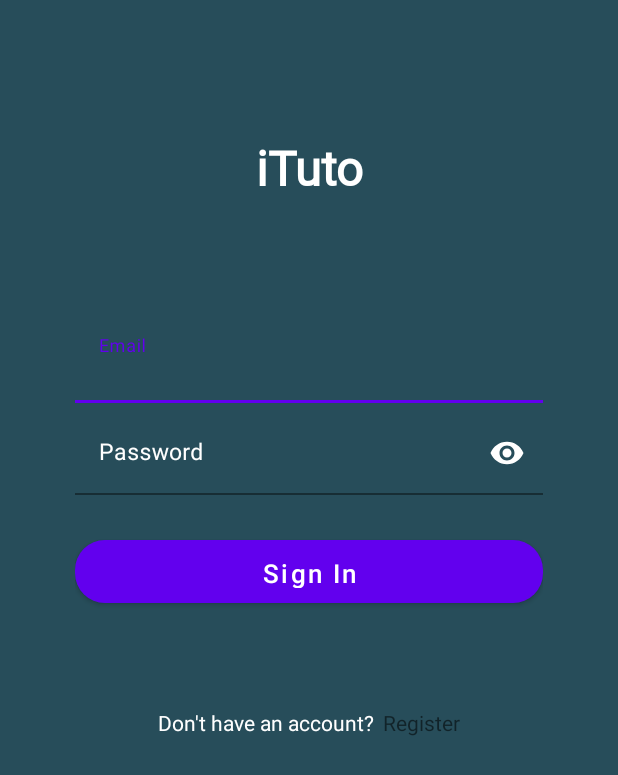
After one commit to cardanyeee/iTutoApp, an Android app: the layout layout_sign_in.xml on its own in the app's theme, with its tools: preview values and no code run, on a phone screen of 412 x 824 dp. The commit adds this screen. Shown: the top 775 px of the screen. Run offline under Robolectric (Android 15) with nearby library versions, the phone set to English and light mode, and no system bars.

Commit message:
First UI

```diff
--- a/app/build.gradle
+++ b/app/build.gradle
@@ -40,5 +40,8 @@ dependencies {
     implementation "androidx.recyclerview:recyclerview-selection:1.1.0"
 
     implementation 'com.squareup.picasso:picasso:2.71828'
+
     implementation 'androidx.recyclerview:recyclerview:1.2.1'
+
+    implementation 'de.hdodenhof:circleimageview:3.1.0'
 }
--- /dev/null
+++ b/app/src/main/res/drawable/btn_round.xml
@@ -0,0 +1,6 @@
+<?xml version="1.0" encoding="utf-8"?>
+<shape xmlns:android="http://schemas.android.com/apk/res/android">
+    <solid android:color="@color/colorWhite"/>
+    <corners android:radius="20dp"/>
+
+</shape>
--- /dev/null
+++ b/app/src/main/res/font/roboto.xml
@@ -0,0 +1,11 @@
+<?xml version="1.0" encoding="utf-8"?>
+<font-family xmlns:android="http://schemas.android.com/apk/res/android">
+    <font
+        android:fontStyle="normal"
+        android:fontWeight="400"
+        android:font="@font/roboto_regular" />
+    <font
+        android:fontStyle="italic"
+        android:fontWeight="400"
+        android:font="@font/roboto_italic" />
+</font-family>
--- a/app/src/main/res/layout/activity_main.xml
+++ b/app/src/main/res/layout/activity_main.xml
@@ -1,18 +1,18 @@
 <?xml version="1.0" encoding="utf-8"?>
-<androidx.constraintlayout.widget.ConstraintLayout xmlns:android="http://schemas.android.com/apk/res/android"
+<RelativeLayout xmlns:android="http://schemas.android.com/apk/res/android"
     xmlns:app="http://schemas.android.com/apk/res-auto"
     xmlns:tools="http://schemas.android.com/tools"
     android:layout_width="match_parent"
     android:layout_height="match_parent"
+    android:background="@color/colorBackground"
+    android:fitsSystemWindows="true"
     tools:context=".MainActivity">
 
-    <TextView
-        android:layout_width="wrap_content"
-        android:layout_height="wrap_content"
-        android:text="Hello World!"
-        app:layout_constraintBottom_toBottomOf="parent"
-        app:layout_constraintLeft_toLeftOf="parent"
-        app:layout_constraintRight_toRightOf="parent"
-        app:layout_constraintTop_toTopOf="parent" />
+    <ImageView
+        android:layout_width="200dp"
+        android:layout_height="200dp"
+        android:layout_centerInParent="true"
+        android:gravity="center_horizontal"
+        android:src="@drawable/applogo" />
 
-</androidx.constraintlayout.widget.ConstraintLayout>
+</RelativeLayout>
--- /dev/null
+++ b/app/src/main/res/layout/layout_sign_in.xml
@@ -0,0 +1,97 @@
+<?xml version="1.0" encoding="utf-8"?>
+<LinearLayout xmlns:android="http://schemas.android.com/apk/res/android"
+    xmlns:app="http://schemas.android.com/apk/res-auto"
+    android:layout_width="match_parent"
+    android:layout_height="match_parent"
+    android:background="@color/colorBackground"
+    android:fitsSystemWindows="true"
+    android:orientation="vertical"
+    android:paddingLeft="50dp"
+    android:paddingRight="50dp">
+
+    <TextView
+        android:layout_width="match_parent"
+        android:layout_height="wrap_content"
+        android:layout_marginTop="90dp"
+        android:layout_marginBottom="80dp"
+        android:fontFamily="@font/roboto_regular"
+        android:gravity="center_horizontal"
+        android:text="@string/iTuto"
+        android:textColor="@color/colorWhite"
+        android:textFontWeight="900"
+        android:textSize="32sp" />
+
+    <com.google.android.material.textfield.TextInputLayout
+        android:id="@+id/txtLayoutEmailSignIn"
+        android:layout_width="match_parent"
+        android:layout_height="wrap_content"
+        android:layout_marginBottom="6dp"
+        android:textColorHint="@color/colorWhite">
+
+        <com.google.android.material.textfield.TextInputEditText
+            android:id="@+id/txtEmailSignIn"
+            android:layout_width="match_parent"
+            android:layout_height="wrap_content"
+            android:background="@android:color/transparent"
+            android:hint="@string/emailHint"
+            android:inputType="textEmailAddress"
+            android:textColor="@color/colorWhite"
+            android:textSize="15sp" />
+
+    </com.google.android.material.textfield.TextInputLayout>
+
+    <com.google.android.material.textfield.TextInputLayout
+        android:id="@+id/txtLayoutPasswordSignIn"
+        android:layout_width="match_parent"
+        android:layout_height="wrap_content"
+        android:layout_marginBottom="30dp"
+        android:textColorHint="@color/colorWhite"
+        app:passwordToggleEnabled="true"
+        app:passwordToggleTint="@color/colorWhite">
+
+        <com.google.android.material.textfield.TextInputEditText
+            android:id="@+id/txtPasswordSignIn"
+            android:layout_width="match_parent"
+            android:layout_height="wrap_content"
+            android:background="@android:color/transparent"
+            android:hint="@string/passwordHint"
+            android:inputType="textPassword"
+            android:textColor="@color/colorWhite"
+            android:textSize="15sp" />
+
+    </com.google.android.material.textfield.TextInputLayout>
+
+    <Button
+        android:id="@+id/btnSignIn"
+        android:layout_width="match_parent"
+        android:layout_height="42dp"
+        android:layout_marginBottom="70dp"
+        android:background="@drawable/btn_round"
+        android:elevation="4dp"
+        android:text="@string/btnTextSignIn"
+        android:textAllCaps="false"
+        android:textColor="@color/colorWhite"
+        android:textSize="17sp" />
+
+    <LinearLayout
+        android:layout_width="match_parent"
+        android:layout_height="wrap_content"
+        android:gravity="center_horizontal"
+        android:orientation="horizontal">
+
+        <TextView
+            android:layout_width="wrap_content"
+            android:layout_height="wrap_content"
+            android:layout_marginEnd="6dp"
+            android:text="@string/txtTextDont"
+            android:textColor="@color/colorWhite" />
+
+        <TextView
+            android:id="@+id/txtSignUp"
+            android:layout_width="wrap_content"
+            android:layout_height="wrap_content"
+            android:text="@string/txtTextRegister" />
+
+    </LinearLayout>
+
+</LinearLayout>
--- a/app/src/main/res/values/colors.xml
+++ b/app/src/main/res/values/colors.xml
@@ -6,5 +6,8 @@
     <color name="teal_200">#FF03DAC5</color>
     <color name="teal_700">#FF018786</color>
     <color name="black">#FF000000</color>
-    <color name="white">#FFFFFFFF</color>
+
+    <color name="colorWhite">#FFFFFFFF</color>
+
+    <color name="colorBackground">#274D5A</color>
 </resources>
--- a/app/src/main/res/values/strings.xml
+++ b/app/src/main/res/values/strings.xml
@@ -1,3 +1,9 @@
 <resources>
     <string name="app_name">iTutoApp</string>
+    <string name="iTuto">iTuto</string>
+    <string name="emailHint">Email</string>
+    <string name="passwordHint">Password</string>
+    <string name="btnTextSignIn">Sign In</string>
+    <string name="txtTextDont">Don\'t have an account?</string>
+    <string name="txtTextRegister">Register</string>
 </resources>
```
Also changed, not shown: app/src/main/res/drawable/applogo.png (added), app/src/main/res/font/roboto_black.ttf (added), app/src/main/res/font/roboto_blackitalic.ttf (added), app/src/main/res/font/roboto_bold.ttf (added), app/src/main/res/font/roboto_bolditalic.ttf (added), app/src/main/res/font/roboto_italic.ttf (added), app/src/main/res/font/roboto_light.ttf (added), app/src/main/res/font/roboto_lightitalic.ttf (added), app/src/main/res/font/roboto_medium.ttf (added), app/src/main/res/font/roboto_mediumitalic.ttf (added), app/src/main/res/font/roboto_regular.ttf (added), app/src/main/res/font/roboto_thin.ttf (added), app/src/main/res/font/roboto_thinitalic.ttf (added).
